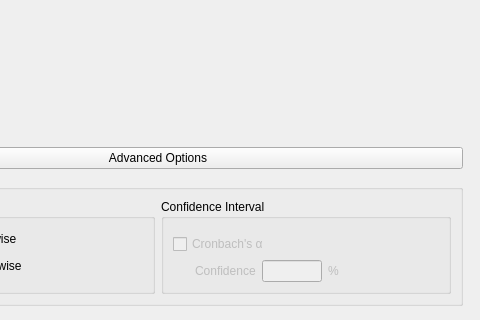
The window that JASP-Desktop/analysisforms/reliabilityanalysisform.ui (jasp-stats/jasp-desktop) describes before a commit, drawn with Qt 5; both pictures show x 158 to 638 and y 737 to 1057 of the 638 by 1057 pixel window.
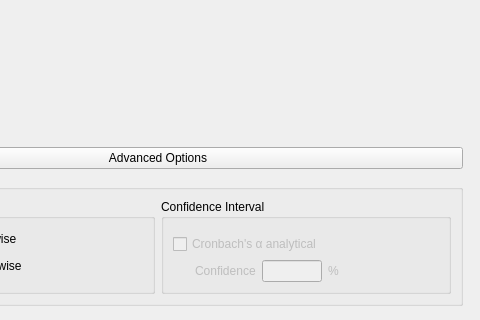
The same window after the commit. Custom widgets are drawn as their Qt base class.

```diff
--- a/JASP-Desktop/analysisforms/reliabilityanalysisform.ui
+++ b/JASP-Desktop/analysisforms/reliabilityanalysisform.ui
@@ -423,7 +423,7 @@
                   </sizepolicy>
                  </property>
                  <property name="text">
-                  <string>Cronbach's α</string>
+                  <string>Cronbach's α analytical</string>
                  </property>
                 </widget>
                </item>
```
Left out of the diff: 1 changed line with no effect on the pictures.
